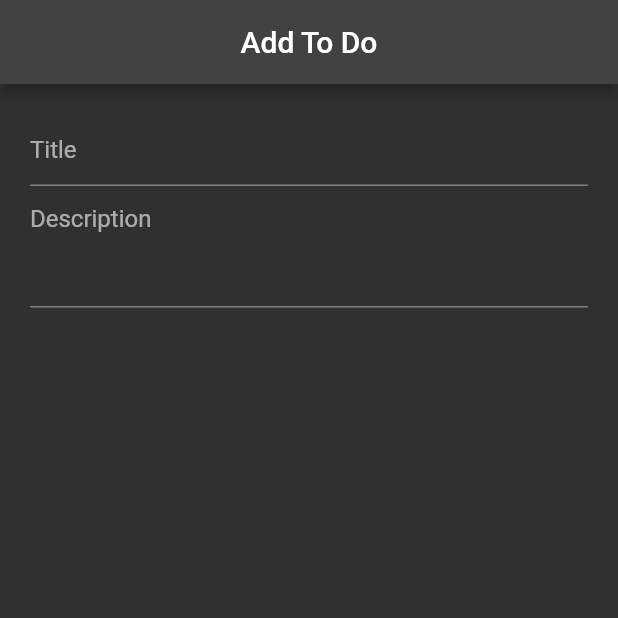
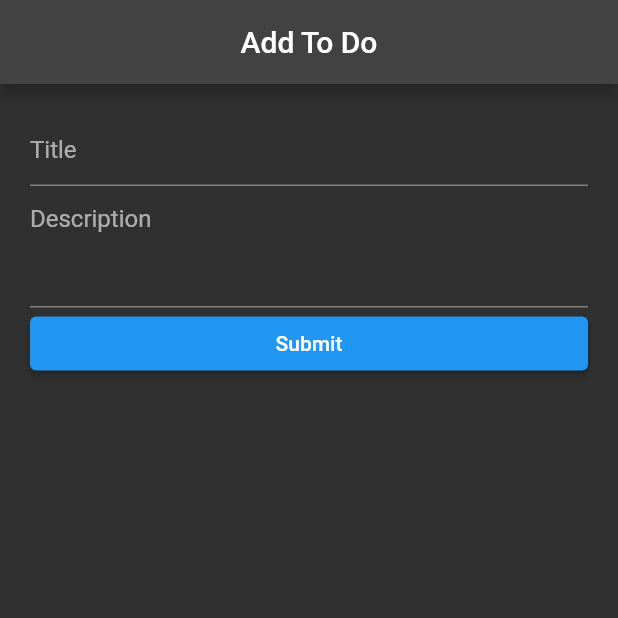
Before and after one commit to HEYKASHIF/ToDo, a Flutter app: the addToDoPage screen opened directly, on a phone screen of 412 x 824 dp, the top half of it. Run offline on Flutter 3.47's test engine with Material 2 defaults, Android fonts, the phone set to English and light mode, and no system bars.

Commit message:
6-may commit4

```diff
--- a/lib/screens/addToDoPage.dart
+++ b/lib/screens/addToDoPage.dart
@@ -35,7 +35,13 @@ class _addToDoPageState extends State<addToDoPage> {
             keyboardType: TextInputType.multiline,
             minLines: 3,
             maxLines: 8,
-          )
+          ),
+          ElevatedButton(
+            onPressed: () {},
+            child: Text(
+              'Submit',
+            ),
+          ),
         ],
       ),
     );
```
